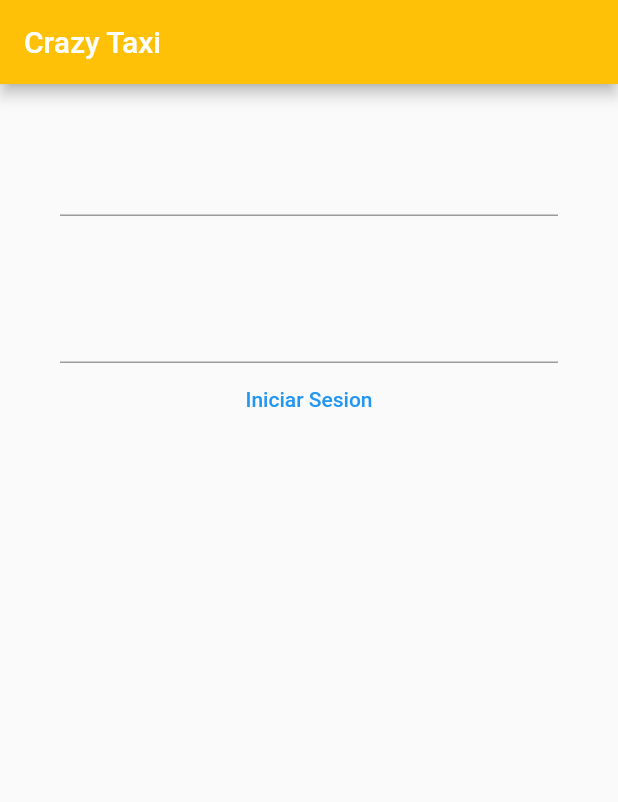
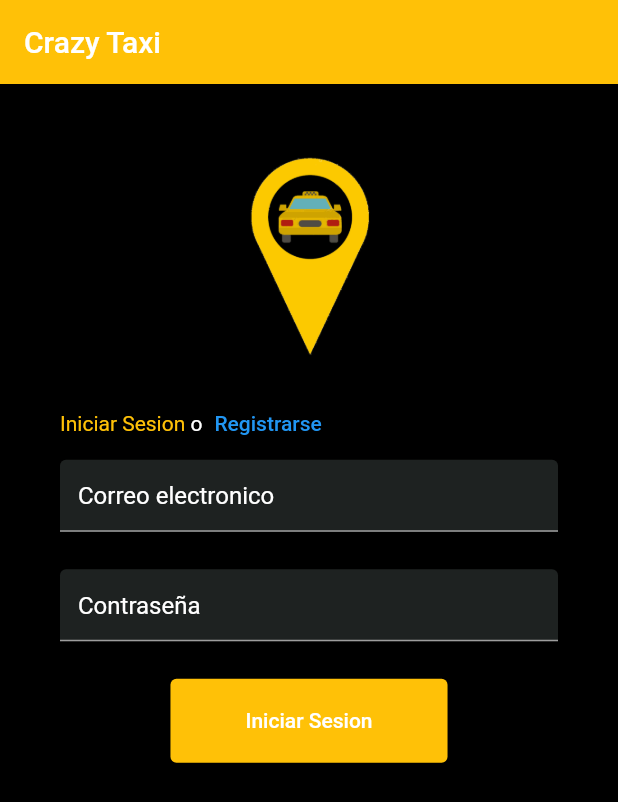
Before and after one commit to Draaft4/proyectoTaxis8vo, a Flutter app: the screen it shows after launch, on a phone screen of 412 x 824 dp. Shown: the top 802 px of the screen. Run offline on Flutter 3.47's test engine with Material 2 defaults, Android fonts, the phone set to English and light mode, and no system bars.

Commit message:
Creacion de la Pagina de Login

```diff
--- a/app_taxis/lib/views/login_page.dart
+++ b/app_taxis/lib/views/login_page.dart
@@ -7,6 +7,9 @@ class LoginPage extends StatefulWidget {
 }
 
 class LoginPageState extends State<LoginPage> {
+  bool registro = false;
+  final double pad = 25.0;
+
   @override
   Widget build(BuildContext context) {
     return Scaffold(
@@ -14,27 +17,111 @@ class LoginPageState extends State<LoginPage> {
         title: const Text("Crazy Taxi"),
         backgroundColor: Colors.amber,
       ),
-      body: Padding(
+      body: Container(
+        color: Colors.black,
+        child: Padding(
           padding: const EdgeInsets.all(40.0),
           child: Container(
             alignment: Alignment.center,
             child: Column(children: [
-            campoDeTexto(),
-            const SizedBox(height: 50),
-            campoDeTexto(),
-            const TextButton(
-                onPressed: _onPresedInit, child: Text("Iniciar Sesion")),
+              SizedBox(
+                  width: 150,
+                  height: 150,
+                  child: Image.asset("static/img/gpsTaxi.png")),
+              SizedBox(height: pad / 2),
+              registro ? btnRegistro() : btnInicioSesion(),
+              registro ? registroWg() : loginWg(),
             ]),
+          ),
         ),
       ),
     );
   }
+
+  Widget btnInicioSesion() {
+    return Row(
+      children: [
+        const Text(
+          "Iniciar Sesion",
+          style: TextStyle(color: Colors.amber),
+        ),
+        const Text(
+          " o",
+          style: TextStyle(color: Colors.white),
+        ),
+        TextButton(
+          onPressed: toogleRegistro,
+          child:const Text("Registrarse"),
+        )
+      ],
+    );
   }
 
-_onPresedInit() {}
-
-Widget campoDeTexto() {
-  return const TextField(
-    decoration: InputDecoration(hintText: ""),
+  Widget btnRegistro() {
+    return Row(
+      children: [
+        TextButton(onPressed: toogleRegistro, child: const Text("Iniciar Sesion",)),
+        const Text("o ",style: TextStyle(color: Colors.white),),
+        const Text("Registrarse", style: TextStyle(color: Colors.amber),)
+      ],
     );
   }
+
+  Widget loginWg() {
+    return Column(
+      children: [
+        const TextField(
+            style: TextStyle(color: Colors.white),
+            decoration: InputDecoration(
+                enabledBorder: UnderlineInputBorder(
+                  borderSide: BorderSide(color: Colors.grey),
+                ),
+                focusedBorder: UnderlineInputBorder(
+                  borderSide: BorderSide(color: Colors.grey, width: 5),
+                ),
+                hintStyle: TextStyle(color: Colors.white),
+                hintText: "Correo electronico",
+                filled: true,
+                fillColor: Color.fromARGB(255, 30, 34, 33)),
+            keyboardType: TextInputType.emailAddress),
+        SizedBox(height: pad),
+        const TextField(
+          style: TextStyle(color: Colors.white),
+          obscureText: true,
+          decoration: InputDecoration(
+              enabledBorder: UnderlineInputBorder(
+                borderSide: BorderSide(color: Colors.grey),
+              ),
+              focusedBorder: UnderlineInputBorder(
+                borderSide: BorderSide(color: Colors.grey, width: 5),
+              ),
+              hintStyle: TextStyle(color: Colors.white),
+              hintText: "Contraseña",
+              filled: true,
+              fillColor: Color.fromARGB(255, 30, 34, 33)),
+        ),
+        SizedBox(height: pad),
+        ElevatedButton(
+          onPressed: () {},
+          style: ElevatedButton.styleFrom(
+            primary: Colors.amber,
+            padding: const EdgeInsets.symmetric(horizontal: 50, vertical: 20),
+          ),
+          child: const Text("Iniciar Sesion"),
+        ),
+      ],
+    );
+  }
+
+  Widget registroWg() {
+    return Column(
+      children: [Container()],
+    );
+  }
+
+  void toogleRegistro(){
+    setState(() {
+      registro = !registro;
+    });
+  }
+}
```
Also changed, not shown: app_taxis/pubspec.yaml (line endings or trailing spaces), app_taxis/static/img/gpsTaxi.png (added). Lines whose indentation alone changed are shown as unchanged.
